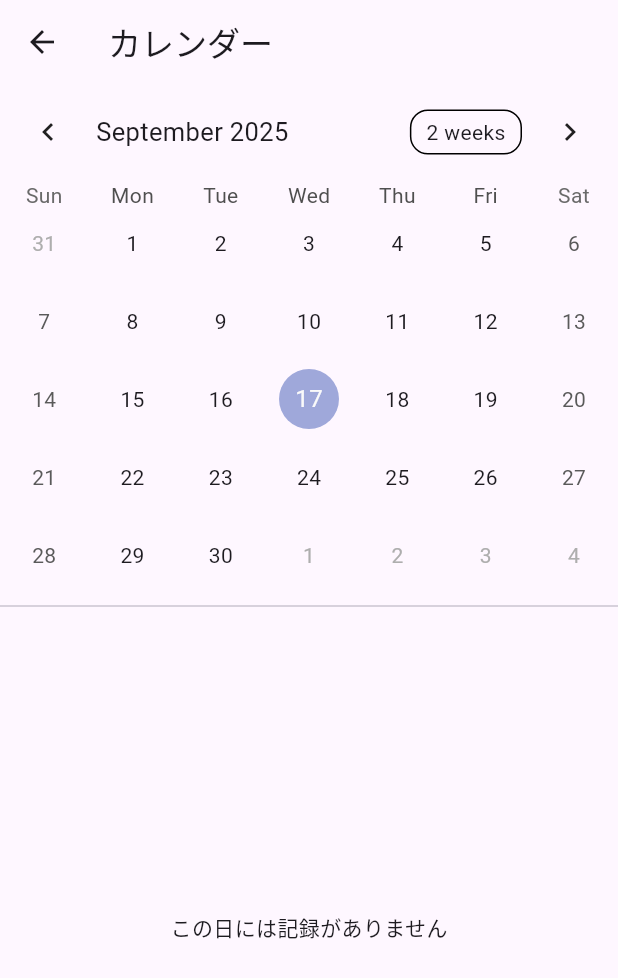
After one commit to mikuishidaq6-del/ai-diary-app, a Flutter app: the screen it shows after launch, after a tap on "カレンダーを見る", on a phone screen of 412 x 824 dp. The commit adds this screen. Shown: the top 978 px of the screen. Run offline on Flutter 3.47's test engine with Material 3 defaults, Android fonts, the phone set to English and light mode, and no system bars; drawn by our look-alikes of table_calendar; our stand-ins replace fl_chart, hive, hive_flutter; accounts and stored records are empty.

Commit message:
カレンダーを追加

```diff
--- /dev/null
+++ b/lib/pages/calendar_page.dart
@@ -0,0 +1,113 @@
+import 'package:flutter/material.dart';
+import 'package:table_calendar/table_calendar.dart';
+import 'package:hive/hive.dart';
+import 'package:hive_flutter/hive_flutter.dart';
+import '../models/health_record.dart';
+
+class CalendarPage extends StatefulWidget {
+  const CalendarPage({super.key});
+
+  @override
+  State<CalendarPage> createState() => _CalendarPageState();
+}
+
+class _CalendarPageState extends State<CalendarPage> {
+  DateTime _focusedDay = DateTime.now();
+  DateTime? _selectedDay;
+
+  @override
+  Widget build(BuildContext context) {
+    final box = Hive.box<HealthRecord>('records');
+
+    return Scaffold(
+      appBar: AppBar(title: const Text("カレンダー")),
+      body: Column(
+        children: [
+          TableCalendar(
+            firstDay: DateTime.utc(2020, 1, 1),
+            lastDay: DateTime.utc(2030, 12, 31),
+            focusedDay: _focusedDay,
+            selectedDayPredicate: (day) => isSameDay(_selectedDay, day),
+            onDaySelected: (selectedDay, focusedDay) {
+              setState(() {
+                _selectedDay = selectedDay;
+                _focusedDay = focusedDay;
+              });
+            },
+            calendarFormat: CalendarFormat.month,
+          ),
+          const Divider(),
+          Expanded(
+            child: ValueListenableBuilder(
+              valueListenable: box.listenable(),
+              builder: (context, Box<HealthRecord> box, _) {
+                final records = box.values.where((record) {
+                  if (_selectedDay == null) return false;
+                  return record.datetime.year == _selectedDay!.year &&
+                      record.datetime.month == _selectedDay!.month &&
+                      record.datetime.day == _selectedDay!.day;
+                }).toList();
+
+                if (records.isEmpty) {
+                  return const Center(child: Text("この日には記録がありません"));
+                }
+
+                return ListView.builder(
+                  itemCount: records.length,
+                  itemBuilder: (context, index) {
+                    final r = records[index];
+                    return Card(
+                      child: ListTile(
+                        title: Text(
+                          "${r.datetime.hour}:${r.datetime.minute.toString().padLeft(2, '0')}",
+                        ),
+                        subtitle: Text(
+                          "体温: ${r.temperature}℃ / 血圧: ${r.bloodPressure} / 脈拍: ${r.pulse}",
+                        ),
+                        onTap: () {
+                          showDialog(
+                            context: context,
+                            builder: (ctx) {
+                              return AlertDialog(
+                                title: Text(
+                                  "${r.datetime.year}/${r.datetime.month}/${r.datetime.day} "
+                                      "${r.datetime.hour}:${r.datetime.minute.toString().padLeft(2, '0')}",
+                                ),
+                                content: Column(
+                                  mainAxisSize: MainAxisSize.min,
+                                  crossAxisAlignment: CrossAxisAlignment.start,
+                                  children: [
+                                    Text("体温: ${r.temperature} ℃"),
+                                    Text("血圧: ${r.bloodPressure} mmHg"),
+                                    Text("脈拍: ${r.pulse} /分"),
+                                    Text("SpO₂: ${r.spo2} %"),
+                                    Text("体重: ${r.weight} kg"),
+                                    Text("白血球数: ${r.wbc}"),
+                                    Text("赤血球数: ${r.rbc}"),
+                                    Text("血小板数: ${r.platelets}"),
+                                    const SizedBox(height: 8),
+                                    Text("コメント: ${r.comment}"),
+                                  ],
+                                ),
+                                actions: [
+                                  TextButton(
+                                    onPressed: () => Navigator.pop(ctx),
+                                    child: const Text("閉じる"),
+                                  ),
+                                ],
+                              );
+                            },
+                          );
+                        },
+                      ),
+                    );
+                  },
+                );
+              },
+            ),
+          ),
+        ],
+      ),
+    );
+  }
+}
--- a/lib/pages/health_record_page.dart
+++ b/lib/pages/health_record_page.dart
@@ -2,6 +2,7 @@ import 'package:flutter/material.dart';
 import 'package:hive/hive.dart';
 import 'package:hive_flutter/hive_flutter.dart';
 import '../models/health_record.dart';
+import 'calendar_page.dart';
 import 'chart_page.dart';
 
 class HealthRecordPage extends StatefulWidget {
@@ -135,6 +136,16 @@ class _HealthRecordPageState extends State<HealthRecordPage> {
             ElevatedButton(onPressed: _saveRecord, child: const Text("保存")),
             const SizedBox(height: 20),
 
+            ElevatedButton(
+              onPressed: () {
+                Navigator.push(
+                  context,
+                  MaterialPageRoute(builder: (context) => const CalendarPage()),
+                );
+              },
+              child: const Text("カレンダーを見る"),
+            ),
+
             // グラフボタン群
             Wrap(
               spacing: 8,
--- a/pubspec.yaml
+++ b/pubspec.yaml
@@ -14,6 +14,7 @@ dependencies:
   fl_chart: ^0.68.0
   hive: ^2.2.3
   hive_flutter: ^1.1.0
+  table_calendar: ^3.1.2
 
 dev_dependencies:
   flutter_test:
```
Also changed, not shown: pubspec.lock.
